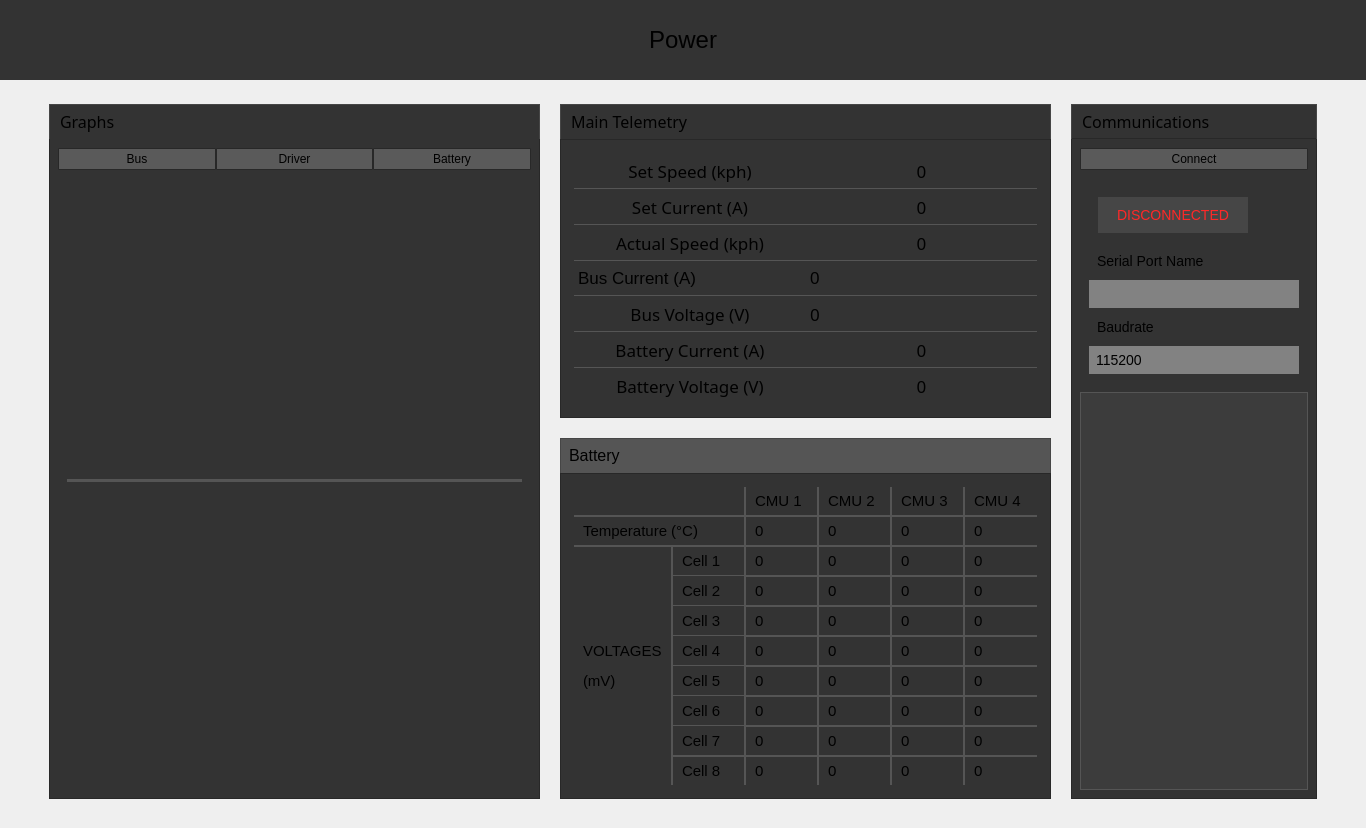
First picture: the form in PowerUI.ui, repository UCSolarCarTeam/Delta-Desktop-Client-Telemetry, before the edit.
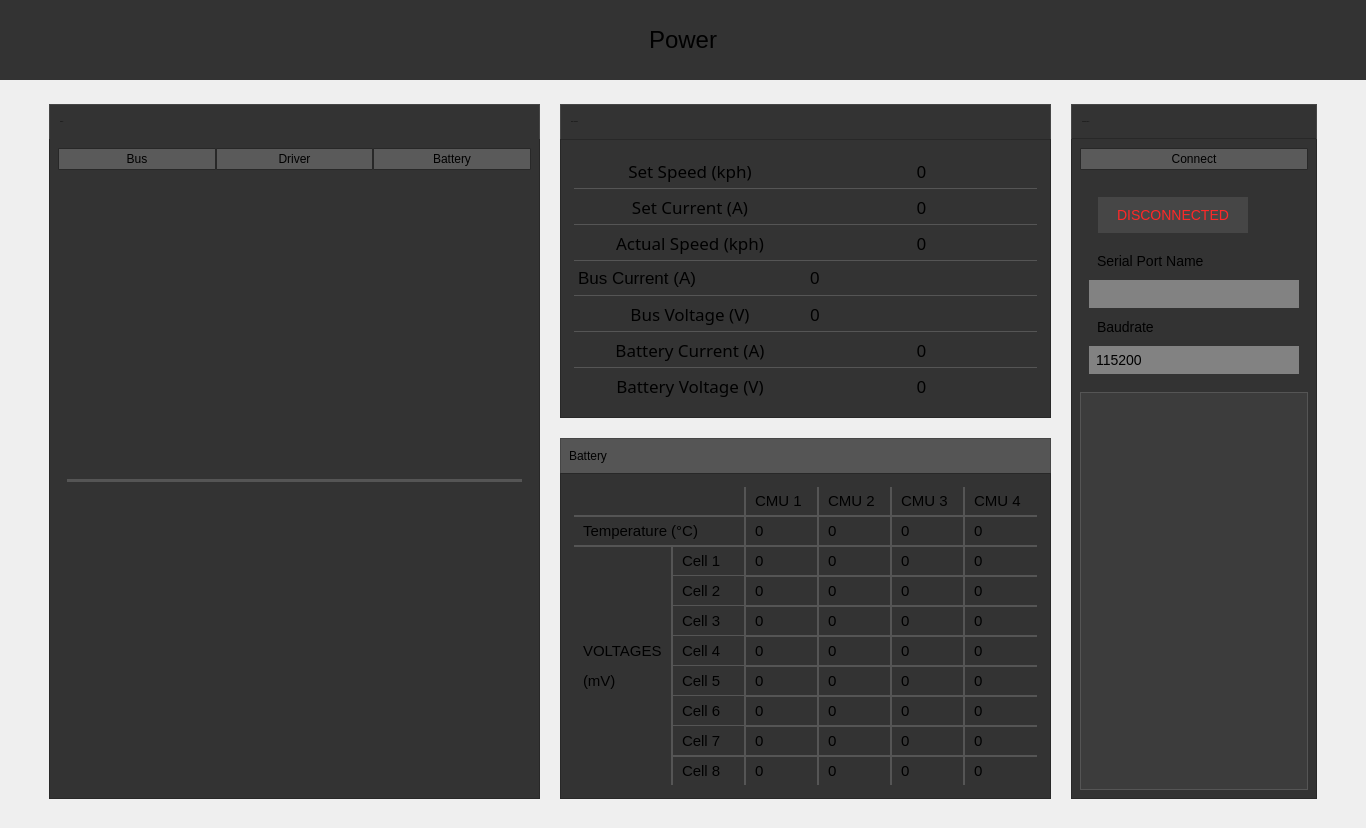
Second picture: the form after the edit. Icons and pictures are not drawn. Custom widgets are drawn as their Qt base class.

Commit message: added better scaling for font, it won't be super gigantic and not show on some screens. It is still very tiny on large screens

The edit to the form file:
```diff
--- a/PowerUI.ui
+++ b/PowerUI.ui
@@ -186,7 +186,10 @@
                  <enum>QFrame::StyledPanel</enum>
                 </property>
                 <property name="text">
-                 <string>&lt;html&gt;&lt;head/&gt;&lt;body&gt;&lt;p&gt;&lt;span style=&quot; font-size:12pt;&quot;&gt;Communications&lt;/span&gt;&lt;/p&gt;&lt;/body&gt;&lt;/html&gt;</string>
+                 <string>Communication</string>
+                </property>
+                <property name="textFormat">
+                 <enum>Qt::PlainText</enum>
                 </property>
                </widget>
               </item>
@@ -642,7 +645,10 @@
 background: none;</string>
                 </property>
                 <property name="text">
-                 <string>&lt;html&gt;&lt;head/&gt;&lt;body&gt;&lt;p&gt;&lt;span style=&quot; font-size:12pt;&quot;&gt;Battery&lt;/span&gt;&lt;/p&gt;&lt;/body&gt;&lt;/html&gt;</string>
+                 <string>Battery</string>
+                </property>
+                <property name="textFormat">
+                 <enum>Qt::PlainText</enum>
                 </property>
                </widget>
               </item>
@@ -1391,7 +1397,10 @@
                  <enum>QFrame::Raised</enum>
                 </property>
                 <property name="text">
-                 <string>&lt;html&gt;&lt;head/&gt;&lt;body&gt;&lt;p&gt;&lt;span style=&quot; font-size:12pt;&quot;&gt;Main Telemetry&lt;/span&gt;&lt;/p&gt;&lt;/body&gt;&lt;/html&gt;</string>
+                 <string>Main Telemetry</string>
+                </property>
+                <property name="textFormat">
+                 <enum>Qt::PlainText</enum>
                 </property>
                </widget>
               </item>
@@ -1842,7 +1851,10 @@
 </string>
                 </property>
                 <property name="text">
-                 <string>&lt;html&gt;&lt;head/&gt;&lt;body&gt;&lt;p&gt;&lt;span style=&quot; font-size:12pt;&quot;&gt;Graphs&lt;/span&gt;&lt;/p&gt;&lt;/body&gt;&lt;/html&gt;</string>
+                 <string>Graphs</string>
+                </property>
+                <property name="textFormat">
+                 <enum>Qt::PlainText</enum>
                 </property>
                </widget>
               </item>
```
Left out of the diff: 14 changed lines with no effect on the pictures. The commit also changes 3 other files.
